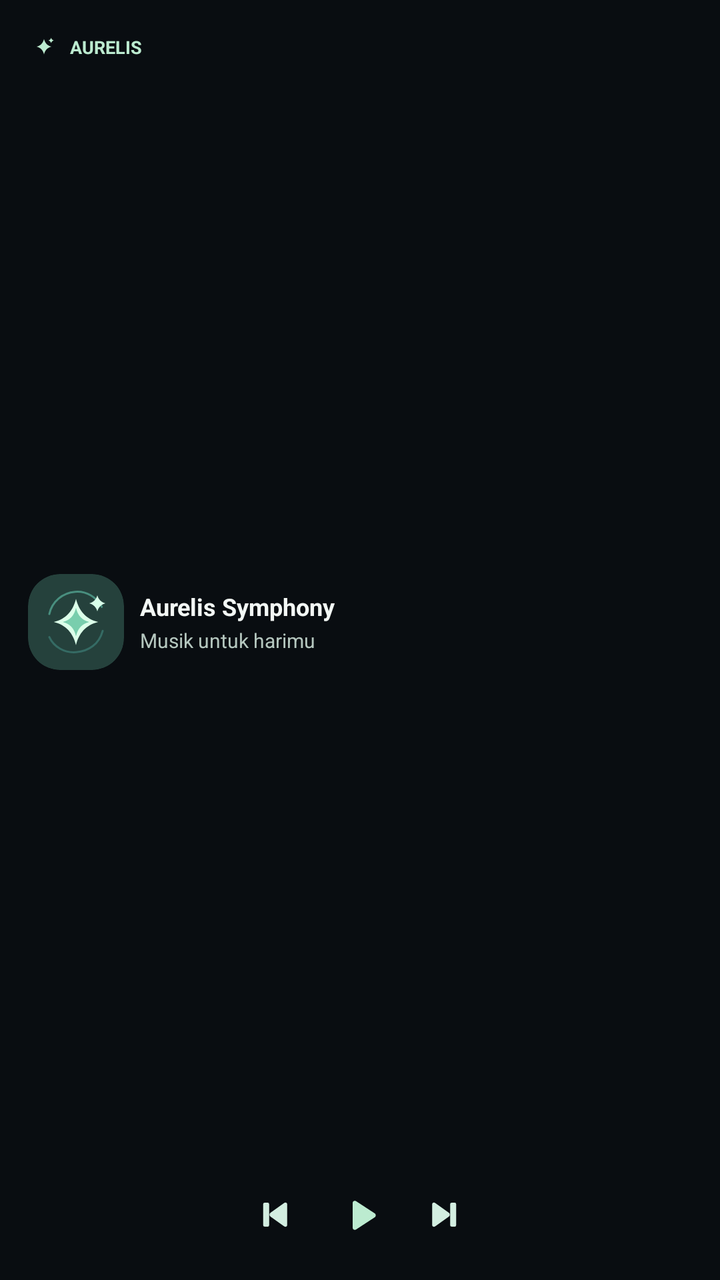
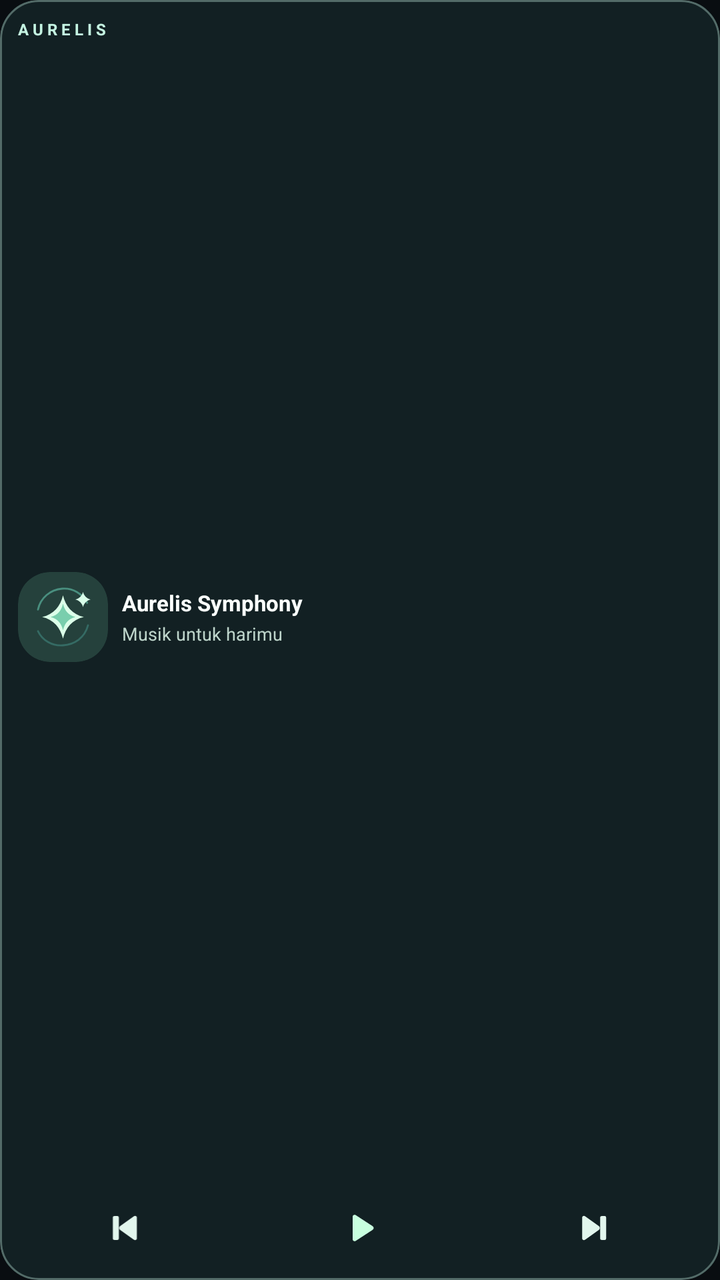

Two renders of the same Android screen: before a commit and after it. Below are the layout's source before the change and the commit's diff.
<!-- AndroidManifest.xml: application theme Theme.Aurelis -->
<!-- res/layout/widget_aurelis_compact.xml -->
<?xml version="1.0" encoding="utf-8"?>
<FrameLayout android:id="@+id/widget_root" xmlns:android="http://schemas.android.com/apk/res/android"
    android:layout_width="match_parent" android:layout_height="match_parent"
    android:padding="3dp">
    <ImageView android:id="@+id/widget_background"
        android:layout_width="match_parent" android:layout_height="match_parent"
        android:scaleType="fitXY" android:contentDescription="@null"/>
    <LinearLayout android:layout_width="match_parent" android:layout_height="match_parent"
        android:orientation="vertical" android:padding="11dp">
        <LinearLayout android:layout_width="match_parent" android:layout_height="19dp"
            android:orientation="horizontal" android:gravity="center_vertical">
            <ImageView android:layout_width="16dp" android:layout_height="16dp"
                android:src="@drawable/ic_aurelis_monochrome"
                android:tint="#BCEBD0" android:contentDescription="@null"/>
            <TextView android:layout_width="wrap_content" android:layout_height="wrap_content"
                android:layout_marginLeft="5dp" android:text="AURELIS"
                android:textColor="#BCEBD0" android:textStyle="bold" android:textSize="9sp"/>
        </LinearLayout>
        <LinearLayout android:layout_width="match_parent" android:layout_height="0dp"
            android:layout_weight="1" android:orientation="horizontal"
            android:gravity="center_vertical">
            <ImageView android:id="@+id/widget_art"
                android:layout_width="48dp" android:layout_height="48dp"
                android:background="@drawable/widget_album_frame"
                android:clipToOutline="true" android:scaleType="centerCrop"
                android:src="@drawable/ic_aurelis_foreground"
                android:contentDescription="Cover lagu"/>
            <LinearLayout android:layout_width="0dp" android:layout_weight="1"
                android:layout_height="wrap_content" android:orientation="vertical"
                android:paddingLeft="8dp">
                <TextView android:id="@+id/widget_title"
                    android:layout_width="match_parent" android:layout_height="wrap_content"
                    android:text="Aurelis Symphony" android:textColor="#F3F8F5"
                    android:textStyle="bold" android:textSize="12sp"
                    android:ellipsize="end" android:maxLines="1"/>
                <TextView android:id="@+id/widget_artist"
                    android:layout_width="match_parent" android:layout_height="wrap_content"
                    android:layout_marginTop="2dp" android:text="Musik untuk harimu"
                    android:textColor="#B5C7BF" android:textSize="10sp"
                    android:ellipsize="end" android:maxLines="1"/>
            </LinearLayout>
        </LinearLayout>
        <LinearLayout android:layout_width="match_parent" android:layout_height="37dp"
            android:orientation="horizontal" android:gravity="center">
            <ImageView android:id="@+id/widget_prev"
                android:layout_width="40dp" android:layout_height="36dp"
                android:src="@drawable/widget_previous" android:tint="#D3EEE1"
                android:padding="9dp" android:contentDescription="Sebelumnya"/>
            <ImageView android:id="@+id/widget_toggle"
                android:layout_width="43dp" android:layout_height="40dp"
                android:src="@drawable/widget_play" android:tint="#BCEBD0"
                android:padding="9dp" android:contentDescription="Play atau pause"/>
            <ImageView android:id="@+id/widget_next"
                android:layout_width="40dp" android:layout_height="36dp"
                android:src="@drawable/widget_next" android:tint="#D3EEE1"
                android:padding="9dp" android:contentDescription="Berikutnya"/>
        </LinearLayout>
    </LinearLayout>
</FrameLayout>
<!-- resources referenced by this layout -->
<resources>
  <!-- drawable ic_aurelis_monochrome (drawable) -->
  <?xml version="1.0" encoding="utf-8"?>
  <vector xmlns:android="http://schemas.android.com/apk/res/android"
      android:width="108dp"
      android:height="108dp"
      android:viewportWidth="108"
      android:viewportHeight="108">
      <path android:fillColor="#FFFFFFFF"
          android:pathData="M54,28 C57.2,41.2 65.1,50.8 79,54 C65.1,57.2 57.2,66.8 54,80 C50.8,66.8 42.9,57.2 29,54 C42.9,50.8 50.8,41.2 54,28 Z" />
      <path android:fillColor="#FFFFFFFF"
          android:pathData="M78,24 C79.3,28.6 82.4,31.7 87,33 C82.4,34.3 79.3,37.4 78,42 C76.7,37.4 73.6,34.3 69,33 C73.6,31.7 76.7,28.6 78,24 Z" />
  </vector>
  <!-- drawable widget_album_frame (drawable) -->
  <?xml version="1.0" encoding="utf-8"?>
  <shape xmlns:android="http://schemas.android.com/apk/res/android" android:shape="rectangle">
      <corners android:radius="16dp" />
      <solid android:color="#25413C" />
  </shape>
  <!-- drawable widget_next (drawable) -->
  <?xml version="1.0" encoding="utf-8"?>
  <vector xmlns:android="http://schemas.android.com/apk/res/android" android:width="24dp" android:height="24dp" android:viewportWidth="24" android:viewportHeight="24">
      <path android:fillColor="#FFFFFFFF" android:pathData="M5,5 C5,4 6.2,3.6 7,4.2 L16.1,10.7 C17,11.3 17,12.7 16.1,13.3 L7,19.8 C6.2,20.4 5,20 5,19 Z M18,4 h2 a1,1 0,0 1,1 1 v14 a1,1 0,0 1,-1 1 h-2 a1,1 0,0 1,-1 -1 v-14 a1,1 0,0 1,1 -1 Z"/>
  </vector>
  <!-- drawable widget_play (drawable) -->
  <?xml version="1.0" encoding="utf-8"?>
  <vector xmlns:android="http://schemas.android.com/apk/res/android" android:width="24dp" android:height="24dp" android:viewportWidth="24" android:viewportHeight="24">
      <path android:fillColor="#FFFFFFFF" android:pathData="M8,5.2 C8,4.2 9.1,3.8 9.9,4.3 L20,10.9 C20.8,11.4 20.8,12.6 20,13.1 L9.9,19.7 C9.1,20.2 8,19.8 8,18.8 Z"/>
  </vector>
  <!-- drawable widget_previous (drawable) -->
  <?xml version="1.0" encoding="utf-8"?>
  <vector xmlns:android="http://schemas.android.com/apk/res/android" android:width="24dp" android:height="24dp" android:viewportWidth="24" android:viewportHeight="24">
      <path android:fillColor="#FFFFFFFF" android:pathData="M19,5 C19,4 17.8,3.6 17,4.2 L7.9,10.7 C7,11.3 7,12.7 7.9,13.3 L17,19.8 C17.8,20.4 19,20 19,19 Z M6,4 h-2 a1,1 0,0 0,-1 1 v14 a1,1 0,0 0,1 1 h2 a1,1 0,0 0,1 -1 v-14 a1,1 0,0 0,-1 -1 Z"/>
  </vector>
  <style name="Theme.Aurelis" parent="android:style/Theme.Material.NoActionBar">
      <item name="android:windowLightStatusBar">false</item>
      <item name="android:windowActionModeOverlay">true</item>
      <item name="android:windowLightNavigationBar">false</item>
      <item name="android:windowDrawsSystemBarBackgrounds">true</item>
      <item name="android:windowBackground">#090D11</item>
      <item name="android:navigationBarColor">#090C10</item>
      <item name="android:statusBarColor">#090C10</item>
    </style>
  <!-- unchanged entries left out for length: 1 -->
</resources>

<!-- the commit's change to res/layout/widget_aurelis_compact.xml (unified diff, before → after) -->
@@ -1,59 +1,53 @@
 <?xml version="1.0" encoding="utf-8"?>
-<FrameLayout android:id="@+id/widget_root" xmlns:android="http://schemas.android.com/apk/res/android"
-    android:layout_width="match_parent" android:layout_height="match_parent"
-    android:padding="3dp">
+<FrameLayout xmlns:android="http://schemas.android.com/apk/res/android"
+    android:id="@+id/widget_root" android:layout_width="match_parent"
+    android:layout_height="match_parent" android:background="@drawable/widget_shell"
+    android:foreground="@drawable/widget_border" android:clipToOutline="true">
     <ImageView android:id="@+id/widget_background"
         android:layout_width="match_parent" android:layout_height="match_parent"
         android:scaleType="fitXY" android:contentDescription="@null"/>
     <LinearLayout android:layout_width="match_parent" android:layout_height="match_parent"
-        android:orientation="vertical" android:padding="11dp">
-        <LinearLayout android:layout_width="match_parent" android:layout_height="19dp"
-            android:orientation="horizontal" android:gravity="center_vertical">
-            <ImageView android:layout_width="16dp" android:layout_height="16dp"
-                android:src="@drawable/ic_aurelis_monochrome"
-                android:tint="#BCEBD0" android:contentDescription="@null"/>
-            <TextView android:layout_width="wrap_content" android:layout_height="wrap_content"
-                android:layout_marginLeft="5dp" android:text="AURELIS"
-                android:textColor="#BCEBD0" android:textStyle="bold" android:textSize="9sp"/>
-        </LinearLayout>
+        android:padding="9dp" android:orientation="vertical">
+        <TextView android:layout_width="match_parent" android:layout_height="wrap_content"
+            android:text="A U R E L I S" android:textSize="8sp" android:textStyle="bold"
+            android:textColor="#C4F3E1" android:singleLine="true"/>
         <LinearLayout android:layout_width="match_parent" android:layout_height="0dp"
             android:layout_weight="1" android:orientation="horizontal"
             android:gravity="center_vertical">
-            <ImageView android:id="@+id/widget_art"
-                android:layout_width="48dp" android:layout_height="48dp"
+            <ImageView android:id="@+id/widget_art" android:layout_width="45dp"
+                android:layout_height="45dp" android:src="@drawable/ic_aurelis_foreground"
                 android:background="@drawable/widget_album_frame"
                 android:clipToOutline="true" android:scaleType="centerCrop"
-                android:src="@drawable/ic_aurelis_foreground"
                 android:contentDescription="Cover lagu"/>
             <LinearLayout android:layout_width="0dp" android:layout_weight="1"
-                android:layout_height="wrap_content" android:orientation="vertical"
-                android:paddingLeft="8dp">
+                android:layout_height="wrap_content" android:layout_marginLeft="7dp"
+                android:orientation="vertical">
                 <TextView android:id="@+id/widget_title"
                     android:layout_width="match_parent" android:layout_height="wrap_content"
-                    android:text="Aurelis Symphony" android:textColor="#F3F8F5"
-                    android:textStyle="bold" android:textSize="12sp"
-                    android:ellipsize="end" android:maxLines="1"/>
+                    android:text="Aurelis Symphony" android:maxLines="2"
+                    android:ellipsize="end" android:textSize="11sp" android:textStyle="bold"
+                    android:textColor="#FAFFFD"/>
                 <TextView android:id="@+id/widget_artist"
                     android:layout_width="match_parent" android:layout_height="wrap_content"
                     android:layout_marginTop="2dp" android:text="Musik untuk harimu"
-                    android:textColor="#B5C7BF" android:textSize="10sp"
-                    android:ellipsize="end" android:maxLines="1"/>
+                    android:singleLine="true" android:ellipsize="end"
+                    android:textSize="9sp" android:textColor="#BDD4CA"/>
             </LinearLayout>
         </LinearLayout>
-        <LinearLayout android:layout_width="match_parent" android:layout_height="37dp"
+        <LinearLayout android:layout_width="match_parent" android:layout_height="34dp"
             android:orientation="horizontal" android:gravity="center">
-            <ImageView android:id="@+id/widget_prev"
-                android:layout_width="40dp" android:layout_height="36dp"
-                android:src="@drawable/widget_previous" android:tint="#D3EEE1"
-                android:padding="9dp" android:contentDescription="Sebelumnya"/>
-            <ImageView android:id="@+id/widget_toggle"
-                android:layout_width="43dp" android:layout_height="40dp"
-                android:src="@drawable/widget_play" android:tint="#BCEBD0"
-                android:padding="9dp" android:contentDescription="Play atau pause"/>
-            <ImageView android:id="@+id/widget_next"
-                android:layout_width="40dp" android:layout_height="36dp"
-                android:src="@drawable/widget_next" android:tint="#D3EEE1"
-                android:padding="9dp" android:contentDescription="Berikutnya"/>
+            <ImageView android:id="@+id/widget_prev" android:layout_width="0dp" android:layout_weight="1"
+                android:layout_height="34dp" android:padding="8dp"
+                android:src="@drawable/widget_previous" android:tint="#E2F6ED"
+                android:contentDescription="Lagu sebelumnya"/>
+            <ImageView android:id="@+id/widget_toggle" android:layout_width="0dp" android:layout_weight="1.15"
+                android:layout_height="34dp" android:padding="7dp"
+                android:src="@drawable/widget_play" android:tint="#C8FFDF"
+                android:contentDescription="Play atau pause"/>
+            <ImageView android:id="@+id/widget_next" android:layout_width="0dp" android:layout_weight="1"
+                android:layout_height="34dp" android:padding="8dp"
+                android:src="@drawable/widget_next" android:tint="#E2F6ED"
+                android:contentDescription="Lagu berikutnya"/>
         </LinearLayout>
     </LinearLayout>
 </FrameLayout>
<!-- resource entries referenced after the edit -->
@@ -1,22 +1,17 @@
 <!-- resources referenced by this layout -->
 <resources>
-  <!-- drawable ic_aurelis_monochrome (drawable) -->
-  <?xml version="1.0" encoding="utf-8"?>
-  <vector xmlns:android="http://schemas.android.com/apk/res/android"
-      android:width="108dp"
-      android:height="108dp"
-      android:viewportWidth="108"
-      android:viewportHeight="108">
-      <path android:fillColor="#FFFFFFFF"
-          android:pathData="M54,28 C57.2,41.2 65.1,50.8 79,54 C65.1,57.2 57.2,66.8 54,80 C50.8,66.8 42.9,57.2 29,54 C42.9,50.8 50.8,41.2 54,28 Z" />
-      <path android:fillColor="#FFFFFFFF"
-          android:pathData="M78,24 C79.3,28.6 82.4,31.7 87,33 C82.4,34.3 79.3,37.4 78,42 C76.7,37.4 73.6,34.3 69,33 C73.6,31.7 76.7,28.6 78,24 Z" />
-  </vector>
   <!-- drawable widget_album_frame (drawable) -->
   <?xml version="1.0" encoding="utf-8"?>
   <shape xmlns:android="http://schemas.android.com/apk/res/android" android:shape="rectangle">
       <corners android:radius="16dp" />
       <solid android:color="#25413C" />
+  </shape>
+  <!-- drawable widget_border (drawable) -->
+  <?xml version="1.0" encoding="utf-8"?>
+  <shape xmlns:android="http://schemas.android.com/apk/res/android" android:shape="rectangle">
+      <corners android:radius="19dp"/>
+      <solid android:color="#00000000"/>
+      <stroke android:width="1dp" android:color="#65B7DED2"/>
   </shape>
   <!-- drawable widget_next (drawable) -->
   <?xml version="1.0" encoding="utf-8"?>
@@ -33,6 +28,12 @@
   <vector xmlns:android="http://schemas.android.com/apk/res/android" android:width="24dp" android:height="24dp" android:viewportWidth="24" android:viewportHeight="24">
       <path android:fillColor="#FFFFFFFF" android:pathData="M19,5 C19,4 17.8,3.6 17,4.2 L7.9,10.7 C7,11.3 7,12.7 7.9,13.3 L17,19.8 C17.8,20.4 19,20 19,19 Z M6,4 h-2 a1,1 0,0 0,-1 1 v14 a1,1 0,0 0,1 1 h2 a1,1 0,0 0,1 -1 v-14 a1,1 0,0 0,-1 -1 Z"/>
   </vector>
+  <!-- drawable widget_shell (drawable) -->
+  <?xml version="1.0" encoding="utf-8"?>
+  <shape xmlns:android="http://schemas.android.com/apk/res/android" android:shape="rectangle">
+      <corners android:radius="19dp"/>
+      <solid android:color="#CA152528"/>
+  </shape>
   <style name="Theme.Aurelis" parent="android:style/Theme.Material.NoActionBar">
       <item name="android:windowLightStatusBar">false</item>
       <item name="android:windowActionModeOverlay">true</item>
